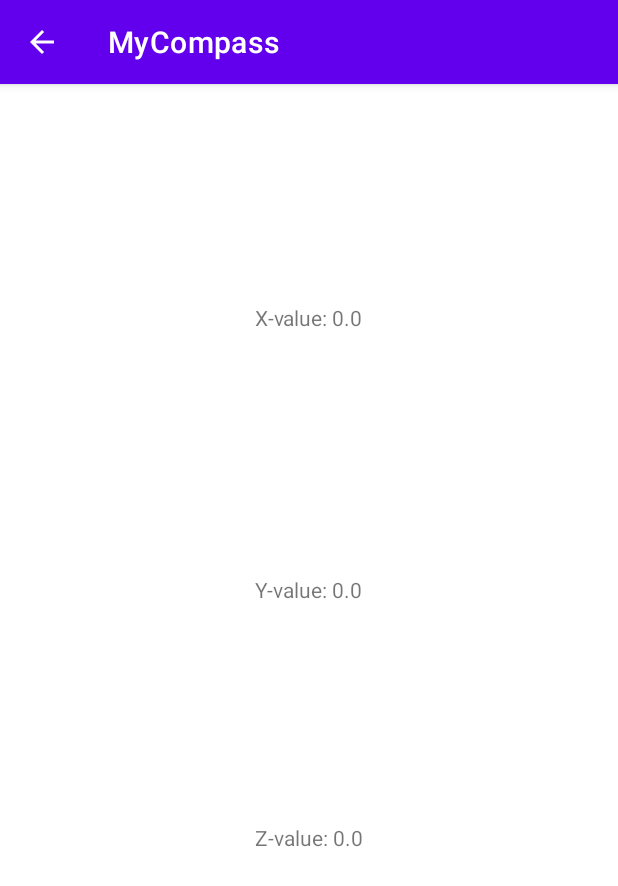
After one commit to Lallivero/MyCompass, an Android app: the DisplayAccelerometerActivity screen opened directly, with no data from a screen before it, on a phone screen of 412 x 824 dp. The commit adds this screen. Shown: the top 886 px of the screen. Run offline under Robolectric (Android 15) with nearby library versions, the phone set to English and light mode, and no system bars.

Commit message:
Working accelerometer page

```diff
--- a/app/src/main/AndroidManifest.xml
+++ b/app/src/main/AndroidManifest.xml
@@ -10,6 +10,10 @@
         android:supportsRtl="true"
         android:theme="@style/Theme.MyCompass">
         <activity
+            android:name=".DisplayAccelerometerActivity"
+            android:parentActivityName=".MainActivity"
+            android:exported="false" />
+        <activity
             android:name=".MainActivity"
             android:exported="true">
             <intent-filter>
--- /dev/null
+++ b/app/src/main/java/com/example/mycompass/DisplayAccelerometerActivity.java
@@ -0,0 +1,82 @@
+package com.example.mycompass;
+
+import androidx.appcompat.app.AppCompatActivity;
+
+import android.content.Context;
+import android.hardware.Sensor;
+import android.hardware.SensorEvent;
+import android.hardware.SensorEventListener;
+import android.hardware.SensorManager;
+import android.os.Bundle;
+import android.widget.TextView;
+
+import java.text.DecimalFormat;
+
+public class DisplayAccelerometerActivity extends AppCompatActivity implements SensorEventListener {
+    private SensorManager sensorManager;
+    private Sensor accelerometer;
+    private float xValue;
+    private float yValue;
+    private float zValue;
+    private TextView accelX;
+    private TextView accelY;
+    private TextView accelZ;
+    private Utils utils;
+
+    @Override
+    protected void onCreate(Bundle savedInstanceState) {
+        super.onCreate(savedInstanceState);
+        setContentView(R.layout.activity_display_accelerometer);
+        utils = new Utils();
+        initialiseViews();
+        sensorManager = (SensorManager) getSystemService(Context.SENSOR_SERVICE);
+        accelerometer = sensorManager.getDefaultSensor(Sensor.TYPE_ACCELEROMETER);
+        sensorManager.registerListener(this, accelerometer, SensorManager.SENSOR_DELAY_NORMAL);
+    }
+    //Initialise the TextViews and give them starter values
+    private void initialiseViews() {
+        accelX = findViewById(R.id.xValue);
+        accelY = findViewById(R.id.yValue);
+        accelZ = findViewById(R.id.zValue);
+        accelX.setText(getString(R.string.xValue, "0.0"));
+        accelY.setText(getString(R.string.yValue, "0.0"));
+        accelZ.setText(getString(R.string.zValue, "0.0"));
+
+    }
+
+    @Override
+    protected void onResume() {
+        super.onResume();
+        sensorManager.registerListener(this, accelerometer, SensorManager.SENSOR_DELAY_NORMAL);
+    }
+
+    @Override
+    protected void onPause() {
+        super.onPause();
+        sensorManager.unregisterListener(this);
+    }
+
+    @Override
+    public void onSensorChanged(SensorEvent sensorEvent) {
+        displayCurrentValues();
+//        xValue = utils.lowPassFilter(sensorEvent.values[0]);
+//        yValue = utils.lowPassFilter(sensorEvent.values[1]);
+//        zValue = utils.lowPassFilter(sensorEvent.values[2]);
+        xValue = sensorEvent.values[0];
+        yValue = sensorEvent.values[1];
+        zValue = sensorEvent.values[2];
+
+    }
+    //Display the current accelerometer values in the respective TextFields
+    private void displayCurrentValues() {
+        DecimalFormat decimalFormat = new DecimalFormat("#.##");
+        accelX.setText(getString(R.string.xValue, decimalFormat.format(xValue)));
+        accelY.setText(getString(R.string.yValue, decimalFormat.format(yValue)));
+        accelZ.setText(getString(R.string.zValue, decimalFormat.format(zValue)));
+    }
+
+    @Override
+    public void onAccuracyChanged(Sensor sensor, int i) {
+
+    }
+}
--- /dev/null
+++ b/app/src/main/java/com/example/mycompass/Utils.java
@@ -0,0 +1,13 @@
+package com.example.mycompass;
+
+public class Utils {
+    private static final float ALPHA = 0.8f;
+    public  Utils(){
+
+    }
+    public float lowPassFilter(float input){
+        float output = input;
+        output = output + ALPHA * (input-output);
+        return output;
+    }
+}
--- /dev/null
+++ b/app/src/main/res/layout/activity_display_accelerometer.xml
@@ -0,0 +1,46 @@
+<?xml version="1.0" encoding="utf-8"?>
+<androidx.constraintlayout.widget.ConstraintLayout xmlns:android="http://schemas.android.com/apk/res/android"
+    xmlns:app="http://schemas.android.com/apk/res-auto"
+    xmlns:tools="http://schemas.android.com/tools"
+    android:layout_width="match_parent"
+    android:layout_height="match_parent"
+    tools:context=".DisplayAccelerometerActivity">
+
+    <TextView
+        android:id="@+id/xValue"
+        android:layout_width="wrap_content"
+        android:layout_height="wrap_content"
+        android:layout_marginTop="16dp"
+        android:layout_marginBottom="16dp"
+        android:text="@string/xValue"
+        app:layout_constraintBottom_toTopOf="@+id/yValue"
+        app:layout_constraintEnd_toEndOf="parent"
+        app:layout_constraintStart_toStartOf="parent"
+        app:layout_constraintTop_toTopOf="parent" />
+
+    <TextView
+        android:id="@+id/yValue"
+        android:layout_width="wrap_content"
+        android:layout_height="wrap_content"
+        android:layout_marginTop="16dp"
+        android:layout_marginBottom="16dp"
+        android:text="@string/yValue"
+        app:layout_constraintBottom_toTopOf="@+id/zValue"
+        app:layout_constraintEnd_toEndOf="parent"
+        app:layout_constraintStart_toStartOf="parent"
+        app:layout_constraintTop_toBottomOf="@+id/xValue" />
+
+    <TextView
+        android:id="@+id/zValue"
+        android:layout_width="wrap_content"
+        android:layout_height="wrap_content"
+        android:layout_marginTop="16dp"
+        android:layout_marginBottom="16dp"
+        android:text="@string/zValue"
+        app:layout_constraintBottom_toBottomOf="parent"
+        app:layout_constraintEnd_toEndOf="parent"
+        app:layout_constraintStart_toStartOf="parent"
+        app:layout_constraintTop_toTopOf="parent"
+        app:layout_constraintVertical_bias="0.665" />
+
+</androidx.constraintlayout.widget.ConstraintLayout>
--- a/app/src/main/res/values/strings.xml
+++ b/app/src/main/res/values/strings.xml
@@ -1,3 +1,7 @@
 <resources>
     <string name="app_name">MyCompass</string>
+    <string name="accelerometer_values">Accelerometer Values</string>
+    <string name="xValue">X-value: %1$s</string>
+    <string name="yValue">Y-value: %1$s</string>
+    <string name="zValue">Z-value: %1$s</string>
 </resources>
```
Also changed, not shown: app/src/main/java/com/example/mycompass/MainActivity.java (+8 -0 lines), app/src/main/res/layout/activity_main.xml (+7 -6 lines).
